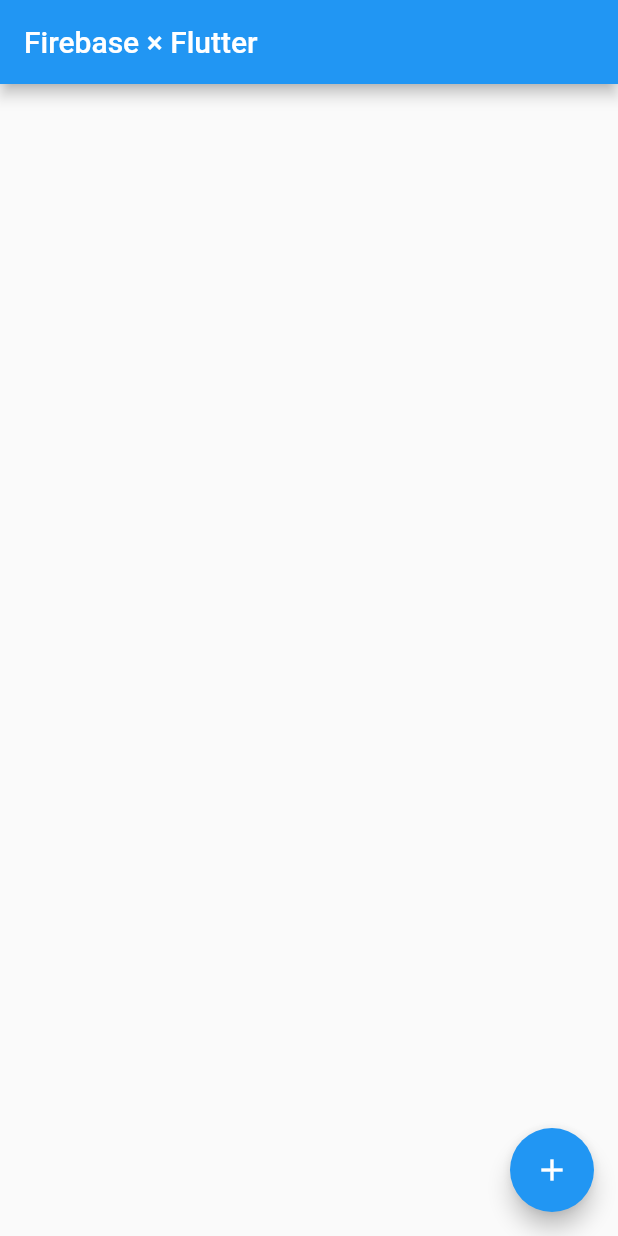
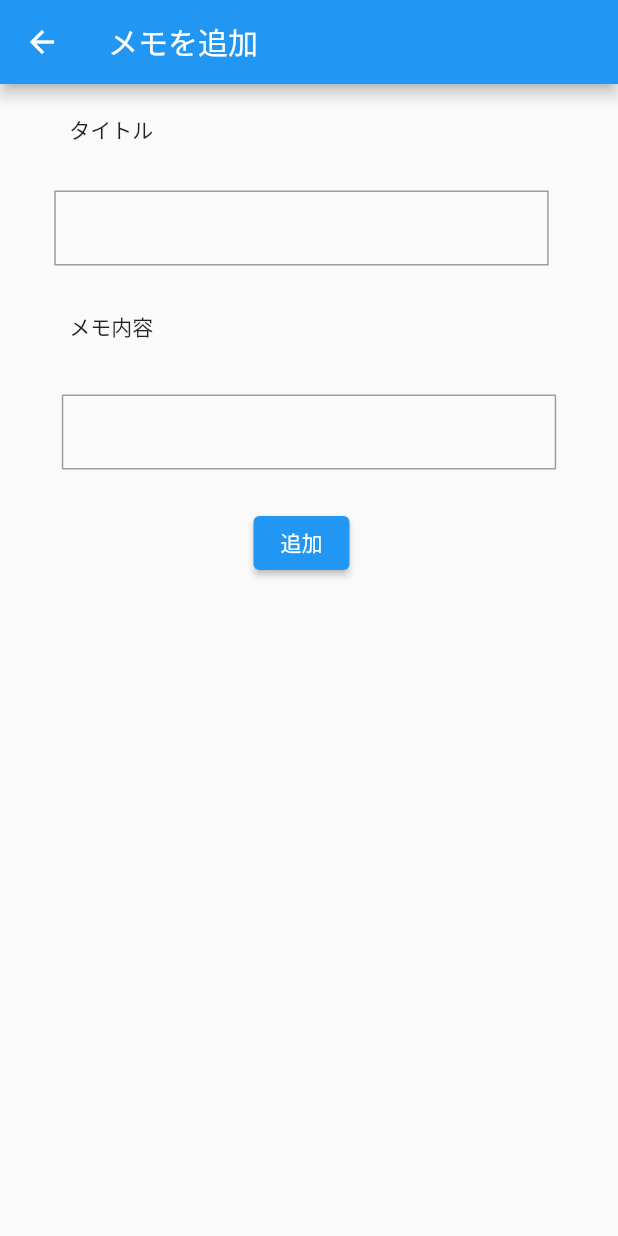
Before and after one commit to daichi-endo/flutter_memo_app, a Flutter app: the screen it shows after launch, after a tap on the "add" icon, on a phone screen of 412 x 824 dp. Run offline on Flutter 3.47's test engine with Material 2 defaults, Android fonts, the phone set to English and light mode, and no system bars; our stand-ins replace cloud_firestore, firebase_core; accounts and stored records are empty.

Commit message:
add add_memo_page

```diff
--- a/lib/main.dart
+++ b/lib/main.dart
@@ -20,5 +20,3 @@ class MyApp extends StatelessWidget {
     );
   }
 }
-
-//todo アプリのタイトルを変更
--- /dev/null
+++ b/lib/pages/add_memo_page.dart
@@ -0,0 +1,77 @@
+import 'package:flutter/material.dart';
+
+class AddMemoPage extends StatefulWidget {
+  @override
+  _AddMemoPageState createState() => _AddMemoPageState();
+}
+
+class _AddMemoPageState extends State<AddMemoPage> {
+  TextEditingController titleController = TextEditingController();
+  TextEditingController detailController = TextEditingController();
+
+  @override
+  Widget build(BuildContext context) {
+    return Scaffold(
+      appBar: AppBar(
+        title: Text('メモを追加'),
+      ),
+      body: Center(
+        child: Column(
+          crossAxisAlignment: CrossAxisAlignment.start,
+          children: [
+            Padding(
+              padding: const EdgeInsets.all(20.0),
+              child: Text('タイトル'),
+            ),
+            Padding(
+              padding: const EdgeInsets.all(10.0),
+              child: Container(
+                decoration:
+                    BoxDecoration(border: Border.all(color: Colors.grey)),
+                width: MediaQuery.of(context).size.width * 0.8,
+                child: TextField(
+                  controller: titleController,
+                  decoration: InputDecoration(
+                      border: InputBorder.none,
+                      contentPadding: EdgeInsets.only(left: 10)),
+                ),
+              ),
+            ),
+            Padding(
+              padding: const EdgeInsets.all(20.0),
+              child: Text('メモ内容'),
+            ),
+            Padding(
+              padding: const EdgeInsets.all(15.0),
+              child: Container(
+                decoration:
+                    BoxDecoration(border: Border.all(color: Colors.grey)),
+                width: MediaQuery.of(context).size.width * 0.8,
+                child: TextField(
+                  controller: detailController,
+                  decoration: InputDecoration(
+                      border: InputBorder.none,
+                      contentPadding: EdgeInsets.only(left: 10)),
+                ),
+              ),
+            ),
+            Padding(
+              padding: const EdgeInsets.all(10.0),
+              child: Container(
+                width: MediaQuery.of(context).size.width * 0.8,
+                alignment: Alignment.center,
+                //教材と異なる(RaiseButtonは非推奨でありchild及びonPressは必須)
+                child: ElevatedButton(
+                  child: Text('追加'),
+                  onPressed: () {},
+                  style: ElevatedButton.styleFrom(
+                      primary: Theme.of(context).primaryColor),
+                ),
+              ),
+            )
+          ],
+        ),
+      ),
+    );
+  }
+}
--- a/lib/pages/top_page.dart
+++ b/lib/pages/top_page.dart
@@ -2,6 +2,8 @@ import 'package:cloud_firestore/cloud_firestore.dart';
 import 'package:flutter/material.dart';
 import 'package:flutter_memo_app/model/memo.dart';
 import 'package:flutter_memo_app/pages/memo_page.dart';
+
+import 'add_memo_page.dart';
 
 class TopPage extends StatefulWidget {
   TopPage({Key? key, required this.title}) : super(key: key);
@@ -53,7 +55,10 @@ class _TopPageState extends State<TopPage> {
         },
       ),
       floatingActionButton: FloatingActionButton(
-        onPressed: () {},
+        onPressed: () {
+          Navigator.push(
+              context, MaterialPageRoute(builder: (context) => AddMemoPage()));
+        },
         tooltip: 'Increment',
         child: Icon(Icons.add),
       ),
```
